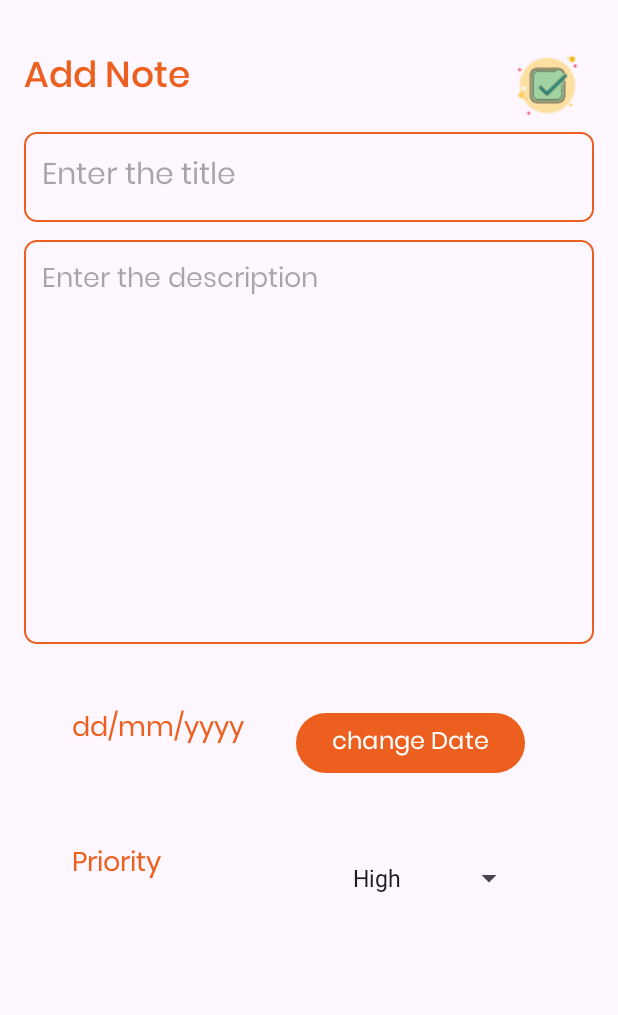
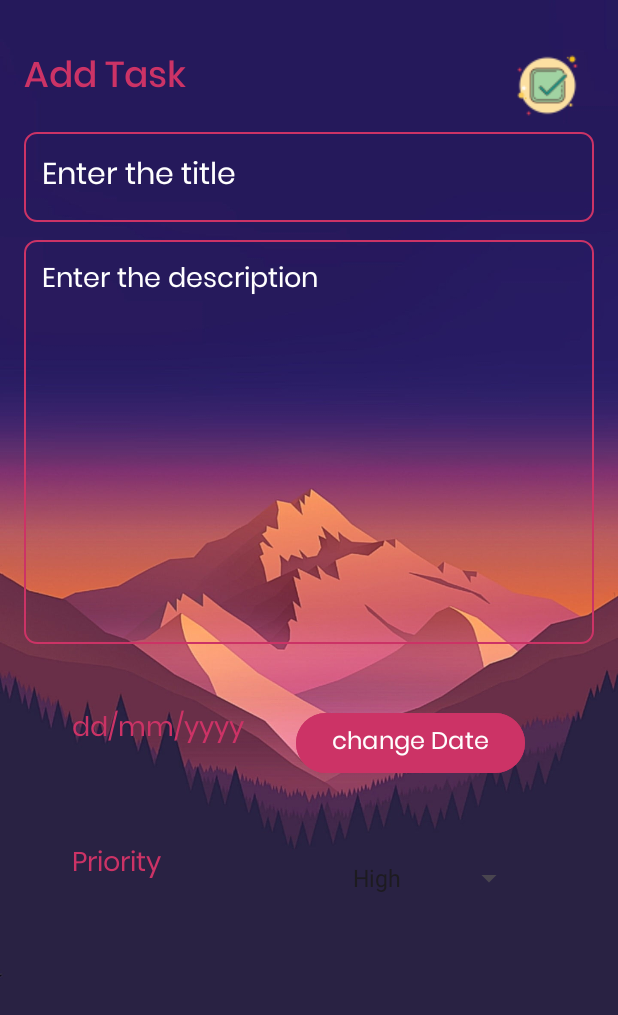
Before and after one commit to KavindiPathiraja/Task-Management-App, an Android app: the AddNoteActivity screen opened directly, with no data from a screen before it, on a phone screen of 412 x 824 dp. Shown: the top 1015 px of the screen. Run offline under Robolectric (Android 15) with nearby library versions, the phone set to English and light mode, and no system bars.

Commit message:
display styles,colors

```diff
--- a/app/src/main/java/com/example/taskmanagementapp/MainActivity.kt
+++ b/app/src/main/java/com/example/taskmanagementapp/MainActivity.kt
@@ -33,4 +33,5 @@ class MainActivity : AppCompatActivity() {
         super.onResume()
         notesAdapter.refreshData(db.getAllNotes())
     }
+
 }
--- a/app/src/main/java/com/example/taskmanagementapp/NotesAdapter.kt
+++ b/app/src/main/java/com/example/taskmanagementapp/NotesAdapter.kt
@@ -56,4 +56,6 @@ class NotesAdapter(private var notes: List<Note>, context: Context):
         notifyDataSetChanged()
     }
 
+
+
 }
--- /dev/null
+++ b/app/src/main/res/drawable/baseline_add_24.xml
@@ -0,0 +1,5 @@
+<vector android:height="24dp" android:tint="@color/white"
+    android:viewportHeight="24" android:viewportWidth="24"
+    android:width="24dp" xmlns:android="http://schemas.android.com/apk/res/android">
+    <path android:fillColor="@android:color/white" android:pathData="M19,13h-6v6h-2v-6H5v-2h6V5h2v6h6v2z"/>
+</vector>
--- a/app/src/main/res/drawable/orange_border.xml
+++ b/app/src/main/res/drawable/pink_border.xml
@@ -4,7 +4,7 @@
 
     <stroke
         android:width="1dp"
-        android:color="@color/orange"/>
+        android:color="@color/pink"/>
 
     <corners
         android:radius="8dp"/>
--- a/app/src/main/res/layout/activity_add_note.xml
+++ b/app/src/main/res/layout/activity_add_note.xml
@@ -6,7 +6,8 @@
     android:layout_height="match_parent"
     android:orientation="vertical"
     android:padding="16dp"
-    tools:context=".AddNoteActivity">
+    tools:context=".AddNoteActivity"
+    android:background="@drawable/back">
 
     <TextView
         android:id="@+id/addNoteHeading"
@@ -15,8 +16,8 @@
         android:layout_alignParentTop="true"
         android:layout_marginTop="16dp"
         android:fontFamily="@font/poppins_medium"
-        android:text="@string/add_note"
-        android:textColor="@color/orange"
+        android:text="Add Task"
+        android:textColor="@color/pink"
         android:textSize="24sp" />
 
     <ImageView
@@ -33,10 +34,11 @@
         android:layout_width="match_parent"
         android:layout_height="60dp"
         android:hint="@string/enter_the_title"
+        android:textColorHint="@color/white"
         android:padding="12dp"
         android:textSize="20sp"
         android:layout_below="@+id/addNoteHeading"
-        android:background="@drawable/orange_border"
+        android:background="@drawable/pink_border"
         android:layout_marginTop="16dp"
         android:maxLines="1"
         android:fontFamily="@font/poppins"/>
@@ -47,10 +49,11 @@
         android:layout_height="269dp"
         android:layout_below="@+id/titleEditText"
         android:layout_marginTop="12dp"
-        android:background="@drawable/orange_border"
+        android:background="@drawable/pink_border"
         android:fontFamily="@font/poppins"
         android:gravity="top"
         android:hint="@string/enter_the_description"
+        android:textColorHint="@color/white"
         android:padding="12dp"
         android:textSize="18sp" />
 
@@ -60,7 +63,7 @@
         android:layout_height="wrap_content"
         android:text="dd/mm/yyyy"
         android:textSize="18sp"
-        android:textColor="@color/orange"
+        android:textColor="@color/pink"
         android:fontFamily="@font/poppins"
         android:layout_below="@+id/contentEditText"
         android:layout_marginTop="42dp"
@@ -74,10 +77,11 @@
         android:layout_alignTop="@+id/textDate"
         android:layout_alignParentEnd="true"
         android:layout_marginEnd="46dp"
+        android:backgroundTint="@color/pink"
+        android:fontFamily="@font/poppins"
         android:text="change Date"
-        android:textSize="16sp"
         android:textColor="@color/white"
-        android:fontFamily="@font/poppins"/>
+        android:textSize="16sp" />
 
     <TextView
         android:id="@+id/priorityText"
@@ -85,7 +89,7 @@
         android:layout_height="wrap_content"
         android:text="Priority"
         android:textSize="18sp"
-        android:textColor="@color/orange"
+        android:textColor="@color/pink"
         android:fontFamily="@font/poppins"
         android:layout_below="@+id/buttonDate"
         android:layout_marginTop="42dp"
@@ -98,8 +102,8 @@
         android:layout_alignTop="@id/priorityText"
         android:layout_alignParentEnd="true"
         android:layout_marginEnd="46dp"
-        android:textSize="16sp"
-        android:textColor="@color/white"
+        android:textSize="18sp"
+        android:textColor="@color/pink"
         android:fontFamily="@font/poppins"/>
 
 
--- a/app/src/main/res/values/colors.xml
+++ b/app/src/main/res/values/colors.xml
@@ -3,4 +3,5 @@
     <color name="black">#FF000000</color>
     <color name="white">#FFFFFFFF</color>
     <color name="orange">#ed5f1e</color>
+    <color name="pink"> #CC3366</color>
 </resources>
```
Also changed, not shown: app/src/main/res/layout/activity_main.xml (+6 -6 lines), app/src/main/res/layout/activity_update_note.xml (+15 -11 lines), app/src/main/res/layout/note_item.xml (+8 -4 lines), app/src/main/res/drawable/add.png (deleted), app/src/main/res/drawable/add3.png (added), app/src/main/res/drawable/back.jpg (added), app/src/main/res/drawable/bg.jpeg (added).
